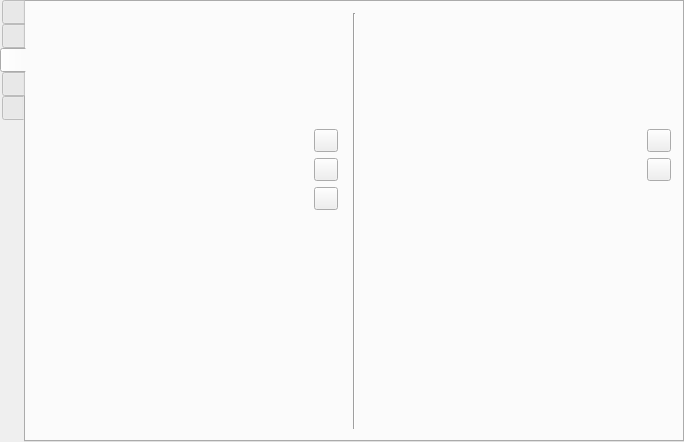
The window that src/formMainWindow.ui (vkohaupt/vokoscreenNG) describes before a commit, drawn with Qt 5.
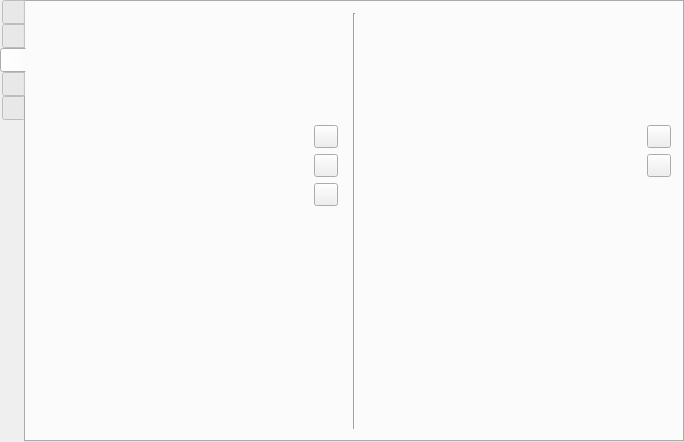
The same window after the commit. The open tabs and pages were chosen to show the change. Icons and pictures are not drawn.

Commit message: Halo: preview height

Diff of the .ui file:
```diff
--- a/src/formMainWindow.ui
+++ b/src/formMainWindow.ui
@@ -2838,7 +2838,7 @@
             <property name="minimumSize">
              <size>
               <width>0</width>
-              <height>102</height>
+              <height>100</height>
              </size>
             </property>
             <layout class="QHBoxLayout" name="horizontalLayout_61">
@@ -2846,11 +2846,17 @@
               <number>0</number>
              </property>
              <property name="leftMargin">
-              <number>2</number>
+              <number>1</number>
+             </property>
+             <property name="topMargin">
+              <number>0</number>
              </property>
              <property name="rightMargin">
               <number>0</number>
              </property>
+             <property name="bottomMargin">
+              <number>0</number>
+             </property>
             </layout>
            </widget>
           </item>
@@ -3122,7 +3128,7 @@
             <property name="minimumSize">
              <size>
               <width>0</width>
-              <height>104</height>
+              <height>100</height>
              </size>
             </property>
             <property name="frameShape">
@@ -3133,11 +3139,17 @@
               <number>0</number>
              </property>
              <property name="leftMargin">
-              <number>2</number>
+              <number>1</number>
+             </property>
+             <property name="topMargin">
+              <number>0</number>
              </property>
              <property name="rightMargin">
               <number>0</number>
              </property>
+             <property name="bottomMargin">
+              <number>0</number>
+             </property>
              <item>
               <widget class="QWidget" name="widget_1" native="true"/>
              </item>
```
Left out of the diff: 10 changed lines with no effect on the pictures.
